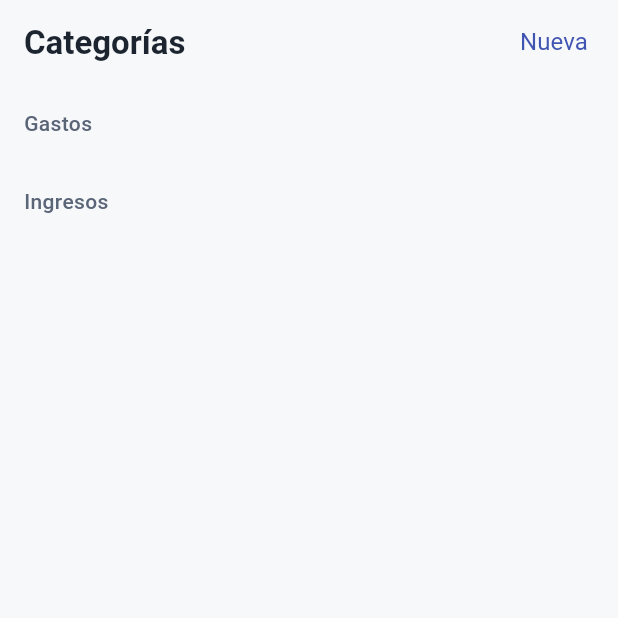
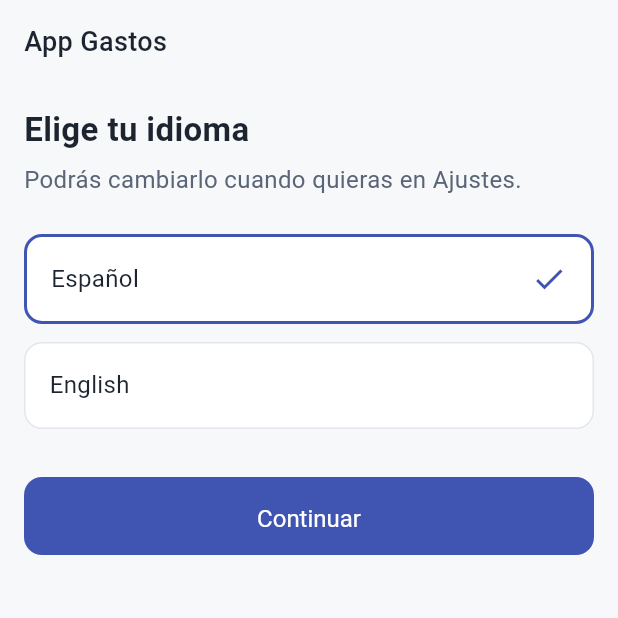
Before and after one commit to LuisibrosGD/app-gastos, a Flutter app: the screen it shows after launch, on a phone screen of 412 x 824 dp, the top half of it. Run offline on Flutter 3.47's test engine with Material 3 defaults, Android fonts, the phone set to English and light mode, and no system bars; our stand-ins replace drift, drift_flutter, flutter_riverpod, go_router, riverpod_annotation, shared_preferences; accounts and stored records are empty; generated files the repository leaves out were written again.

Commit message:
feat(onboarding): preferencias, idioma en vivo y onboarding P02 (tarea 007)

```diff
--- a/lib/app.dart
+++ b/lib/app.dart
@@ -4,6 +4,7 @@ import 'package:flutter_riverpod/flutter_riverpod.dart';
 import 'core/l10n/app_localizations.dart';
 import 'core/router/app_router.dart';
 import 'core/theme/app_theme.dart';
+import 'features/ajustes/providers/preferencias_providers.dart';
 
 class App extends ConsumerWidget {
   const App({super.key});
@@ -17,7 +18,7 @@ class App extends ConsumerWidget {
       theme: construirTemaClaro(),
       localizationsDelegates: AppLocalizations.localizationsDelegates,
       supportedLocales: AppLocalizations.supportedLocales,
-      locale: const Locale('es'),
+      locale: ref.watch(idiomaActualProvider),
       routerConfig: router,
     );
   }
--- a/lib/core/l10n/app_es.arb
+++ b/lib/core/l10n/app_es.arb
@@ -86,5 +86,24 @@
   "categoriaArchivadaAviso": "La categoría se archivó porque tiene movimientos o reglas recurrentes.",
   "@categoriaArchivadaAviso": {
     "description": "Mensaje tras archivar en lugar de eliminar"
-  }
+  },
+  "onboardingEligeIdioma": "Elige tu idioma",
+  "onboardingAyudaIdioma": "Podrás cambiarlo cuando quieras en Ajustes.",
+  "idiomaEspanol": "Español",
+  "idiomaIngles": "English",
+  "accionContinuar": "Continuar",
+  "onboardingCategoriasTitulo": "Categorías listas",
+  "onboardingCategoriasAyuda": "Creamos estas categorías por defecto. Puedes editarlas en Ajustes.",
+  "catComida": "Comida",
+  "catTransporte": "Transporte",
+  "catVivienda": "Vivienda",
+  "catServicios": "Servicios",
+  "catSalud": "Salud",
+  "catEntretenimiento": "Entretenimiento",
+  "catCompras": "Compras",
+  "catEducacion": "Educación",
+  "catOtrosGasto": "Otros",
+  "catSueldo": "Sueldo",
+  "catExtra": "Extra",
+  "catOtrosIngreso": "Otros"
 }
--- a/lib/core/l10n/app_localizations.dart
+++ b/lib/core/l10n/app_localizations.dart
@@ -229,6 +229,120 @@ abstract class AppLocalizations {
   /// In es, this message translates to:
   /// **'La categoría se archivó porque tiene movimientos o reglas recurrentes.'**
   String get categoriaArchivadaAviso;
+
+  /// No description provided for @onboardingEligeIdioma.
+  ///
+  /// In es, this message translates to:
+  /// **'Elige tu idioma'**
+  String get onboardingEligeIdioma;
+
+  /// No description provided for @onboardingAyudaIdioma.
+  ///
+  /// In es, this message translates to:
+  /// **'Podrás cambiarlo cuando quieras en Ajustes.'**
+  String get onboardingAyudaIdioma;
+
+  /// No description provided for @idiomaEspanol.
+  ///
+  /// In es, this message translates to:
+  /// **'Español'**
+  String get idiomaEspanol;
+
+  /// No description provided for @idiomaIngles.
+  ///
+  /// In es, this message translates to:
+  /// **'English'**
+  String get idiomaIngles;
+
+  /// No description provided for @accionContinuar.
+  ///
+  /// In es, this message translates to:
+  /// **'Continuar'**
+  String get accionContinuar;
+
+  /// No description provided for @onboardingCategoriasTitulo.
+  ///
+  /// In es, this message translates to:
+  /// **'Categorías listas'**
+  String get onboardingCategoriasTitulo;
+
+  /// No description provided for @onboardingCategoriasAyuda.
+  ///
+  /// In es, this message translates to:
+  /// **'Creamos estas categorías por defecto. Puedes editarlas en Ajustes.'**
+  String get onboardingCategoriasAyuda;
+
+  /// No description provided for @catComida.
+  ///
+  /// In es, this message translates to:
+  /// **'Comida'**
+  String get catComida;
+
+  /// No description provided for @catTransporte.
+  ///
+  /// In es, this message translates to:
+  /// **'Transporte'**
+  String get catTransporte;
+
+  /// No description provided for @catVivienda.
+  ///
+  /// In es, this message translates to:
+  /// **'Vivienda'**
+  String get catVivienda;
+
+  /// No description provided for @catServicios.
+  ///
+  /// In es, this message translates to:
+  /// **'Servicios'**
+  String get catServicios;
+
+  /// No description provided for @catSalud.
+  ///
+  /// In es, this message translates to:
+  /// **'Salud'**
+  String get catSalud;
+
+  /// No description provided for @catEntretenimiento.
+  ///
+  /// In es, this message translates to:
+  /// **'Entretenimiento'**
+  String get catEntretenimiento;
+
+  /// No description provided for @catCompras.
+  ///
+  /// In es, this message translates to:
+  /// **'Compras'**
+  String get catCompras;
+
+  /// No description provided for @catEducacion.
+  ///
+  /// In es, this message translates to:
+  /// **'Educación'**
+  String get catEducacion;
+
+  /// No description provided for @catOtrosGasto.
+  ///
+  /// In es, this message translates to:
+  /// **'Otros'**
+  String get catOtrosGasto;
+
+  /// No description provided for @catSueldo.
+  ///
+  /// In es, this message translates to:
+  /// **'Sueldo'**
+  String get catSueldo;
+
+  /// No description provided for @catExtra.
+  ///
+  /// In es, this message translates to:
+  /// **'Extra'**
+  String get catExtra;
+
+  /// No description provided for @catOtrosIngreso.
+  ///
+  /// In es, this message translates to:
+  /// **'Otros'**
+  String get catOtrosIngreso;
 }
 
 class _AppLocalizationsDelegate
--- a/lib/core/router/app_router.dart
+++ b/lib/core/router/app_router.dart
@@ -1,12 +1,25 @@
 import 'package:flutter_riverpod/flutter_riverpod.dart';
 import 'package:go_router/go_router.dart';
 
+import '../../features/ajustes/providers/preferencias_providers.dart';
 import '../../features/categorias/ui/categorias_screen.dart';
+import '../../features/onboarding/ui/onboarding_screen.dart';
+
+const _rutaOnboarding = '/onboarding';
 
 /// Router de la aplicación. Provisionalmente, P09 es la ruta inicial hasta
 /// que la tarea 010 añada la navegación inferior y Ajustes.
 final appRouterProvider = Provider<GoRouter>((ref) {
+  final onboardingCompleto = ref.watch(onboardingCompletoProvider);
+
   return GoRouter(
+    initialLocation: '/',
+    redirect: (context, state) {
+      final enOnboarding = state.matchedLocation == _rutaOnboarding;
+      if (!onboardingCompleto && !enOnboarding) return _rutaOnboarding;
+      if (onboardingCompleto && enOnboarding) return '/';
+      return null;
+    },
     routes: [
       GoRoute(
         path: '/',
@@ -16,6 +29,10 @@ final appRouterProvider = Provider<GoRouter>((ref) {
         path: '/ajustes/categorias',
         builder: (context, state) => const CategoriasScreen(),
       ),
+      GoRoute(
+        path: _rutaOnboarding,
+        builder: (context, state) => const OnboardingScreen(),
+      ),
     ],
   );
 });
--- /dev/null
+++ b/lib/features/onboarding/ui/onboarding_screen.dart
@@ -0,0 +1,232 @@
+import 'package:flutter/material.dart';
+import 'package:flutter_riverpod/flutter_riverpod.dart';
+
+import '../../../core/l10n/app_localizations.dart';
+import '../../../core/theme/colores.dart';
+import '../../../core/theme/dimensiones.dart';
+import '../../../core/theme/tipografia.dart';
+import '../../ajustes/providers/preferencias_providers.dart';
+import '../../categorias/providers/categorias_providers.dart';
+
+class OnboardingScreen extends ConsumerStatefulWidget {
+  const OnboardingScreen({super.key});
+
+  @override
+  ConsumerState<OnboardingScreen> createState() => _OnboardingScreenState();
+}
+
+class _OnboardingScreenState extends ConsumerState<OnboardingScreen> {
+  int _paso = 0;
+  bool _creando = false;
+
+  List<String> _nombresGasto(AppLocalizations l10n) => [
+    l10n.catComida,
+    l10n.catTransporte,
+    l10n.catVivienda,
+    l10n.catServicios,
+    l10n.catSalud,
+    l10n.catEntretenimiento,
+    l10n.catCompras,
+    l10n.catEducacion,
+    l10n.catOtrosGasto,
+  ];
+
+  List<String> _nombresIngreso(AppLocalizations l10n) => [
+    l10n.catSueldo,
+    l10n.catExtra,
+    l10n.catOtrosIngreso,
+  ];
+
+  Future<void> _finalizar(AppLocalizations l10n) async {
+    if (_creando) return;
+    setState(() => _creando = true);
+
+    await ref
+        .read(categoriasRepositoryProvider)
+        .crearPorDefecto(
+          gastos: _nombresGasto(l10n),
+          ingresos: _nombresIngreso(l10n),
+        );
+    await ref.read(onboardingCompletoProvider.notifier).completar();
+  }
+
+  @override
+  Widget build(BuildContext context) {
+    final l10n = AppLocalizations.of(context);
+
+    return Scaffold(
+      body: SafeArea(
+        child: SingleChildScrollView(
+          padding: const EdgeInsets.all(AppEspacio.l),
+          child: _paso == 0 ? _pasoIdioma(l10n) : _pasoCategorias(l10n),
+        ),
+      ),
+    );
+  }
+
+  Widget _pasoIdioma(AppLocalizations l10n) {
+    final idioma = ref.watch(idiomaActualProvider).languageCode;
+
+    return Column(
+      crossAxisAlignment: CrossAxisAlignment.start,
+      children: [
+        Text(l10n.appTitle, style: AppTexto.subtitulo),
+        const SizedBox(height: AppEspacio.xxl),
+        Text(l10n.onboardingEligeIdioma, style: AppTexto.titulo),
+        const SizedBox(height: AppEspacio.s),
+        Text(
+          l10n.onboardingAyudaIdioma,
+          style: AppTexto.cuerpo.copyWith(color: AppColores.textoSecundario),
+        ),
+        const SizedBox(height: AppEspacio.xl),
+        _OpcionIdioma(
+          texto: l10n.idiomaEspanol,
+          seleccionado: idioma == 'es',
+          alTocar: () => ref.read(idiomaActualProvider.notifier).cambiar('es'),
+        ),
+        const SizedBox(height: AppEspacio.m),
+        _OpcionIdioma(
+          texto: l10n.idiomaIngles,
+          seleccionado: idioma == 'en',
+          alTocar: () => ref.read(idiomaActualProvider.notifier).cambiar('en'),
+        ),
+        const SizedBox(height: AppEspacio.xxl),
+        SizedBox(
+          width: double.infinity,
+          child: FilledButton(
+            onPressed: () => setState(() => _paso = 1),
+            child: Text(l10n.accionContinuar),
+          ),
+        ),
+      ],
+    );
+  }
+
+  Widget _pasoCategorias(AppLocalizations l10n) {
+    final gastos = _nombresGasto(l10n);
+    final ingresos = _nombresIngreso(l10n);
+
+    return Column(
+      crossAxisAlignment: CrossAxisAlignment.start,
+      children: [
+        Text(l10n.onboardingCategoriasTitulo, style: AppTexto.titulo),
+        const SizedBox(height: AppEspacio.s),
+        Text(
+          l10n.onboardingCategoriasAyuda,
+          style: AppTexto.cuerpo.copyWith(color: AppColores.textoSecundario),
+        ),
+        const SizedBox(height: AppEspacio.xl),
+        Text(
+          l10n.categoriasGastos,
+          style: AppTexto.etiqueta.copyWith(color: AppColores.textoSecundario),
+        ),
+        const SizedBox(height: AppEspacio.s),
+        _ChipsCategorias(nombres: gastos, desdeColor: 0),
+        const SizedBox(height: AppEspacio.xl),
+        Text(
+          l10n.categoriasIngresos,
+          style: AppTexto.etiqueta.copyWith(color: AppColores.textoSecundario),
+        ),
+        const SizedBox(height: AppEspacio.s),
+        _ChipsCategorias(nombres: ingresos, desdeColor: gastos.length),
+        const SizedBox(height: AppEspacio.xxl),
+        SizedBox(
+          width: double.infinity,
+          child: FilledButton(
+            onPressed: _creando ? null : () => _finalizar(l10n),
+            child: Text(l10n.accionContinuar),
+          ),
+        ),
+      ],
+    );
+  }
+}
+
+class _OpcionIdioma extends StatelessWidget {
+  const _OpcionIdioma({
+    required this.texto,
+    required this.seleccionado,
+    required this.alTocar,
+  });
+
+  final String texto;
+  final bool seleccionado;
+  final VoidCallback alTocar;
+
+  @override
+  Widget build(BuildContext context) {
+    return GestureDetector(
+      onTap: alTocar,
+      child: Container(
+        padding: const EdgeInsets.all(AppEspacio.l),
+        decoration: BoxDecoration(
+          color: AppColores.superficie,
+          borderRadius: BorderRadius.circular(AppRadio.m),
+          border: Border.all(
+            color: seleccionado ? AppColores.primario : AppColores.borde,
+            width: seleccionado ? 2 : 1,
+          ),
+        ),
+        child: Row(
+          children: [
+            Expanded(child: Text(texto, style: AppTexto.cuerpo)),
+            if (seleccionado)
+              const Icon(
+                Icons.check,
+                color: AppColores.primario,
+                size: AppEspacio.xl,
+              ),
+          ],
+        ),
+      ),
+    );
+  }
+}
+
+class _ChipsCategorias extends StatelessWidget {
+  const _ChipsCategorias({
+    required this.nombres,
+    required this.desdeColor,
+  });
+
+  final List<String> nombres;
+  final int desdeColor;
+
+  @override
+  Widget build(BuildContext context) {
+    return Wrap(
+      spacing: AppEspacio.s,
+      runSpacing: AppEspacio.s,
+      children: [
+        for (var i = 0; i < nombres.length; i++)
+          Container(
+            padding: const EdgeInsets.symmetric(
+              horizontal: AppEspacio.m,
+              vertical: AppEspacio.s,
+            ),
+            decoration: BoxDecoration(
+              color: AppColores.primarioSuave,
+              borderRadius: BorderRadius.circular(AppRadio.l),
+            ),
+            child: Row(
+              mainAxisSize: MainAxisSize.min,
+              children: [
+                Container(
+                  width: AppEspacio.s,
+                  height: AppEspacio.s,
+                  decoration: BoxDecoration(
+                    color:
+                        AppColores.categorias[(desdeColor + i) %
+                            AppColores.categorias.length],
+                    shape: BoxShape.circle,
+                  ),
+                ),
+                const SizedBox(width: AppEspacio.s),
+                Text(nombres[i], style: AppTexto.etiqueta),
+              ],
+            ),
+          ),
+      ],
+    );
+  }
+}
```
Also changed, not shown: lib/core/l10n/app_en.arb (+20 -1 lines), lib/core/l10n/app_localizations_en.dart (+58 -0 lines), lib/core/l10n/app_localizations_es.dart (+59 -0 lines), lib/features/ajustes/data/preferencias_repository.dart (added, +40 -0 lines), lib/features/ajustes/providers/preferencias_providers.dart (added, +45 -0 lines), lib/main.dart (+9 -1 lines), lib/features/ajustes/providers/preferencias_providers.g.dart (added), 5 other files.
